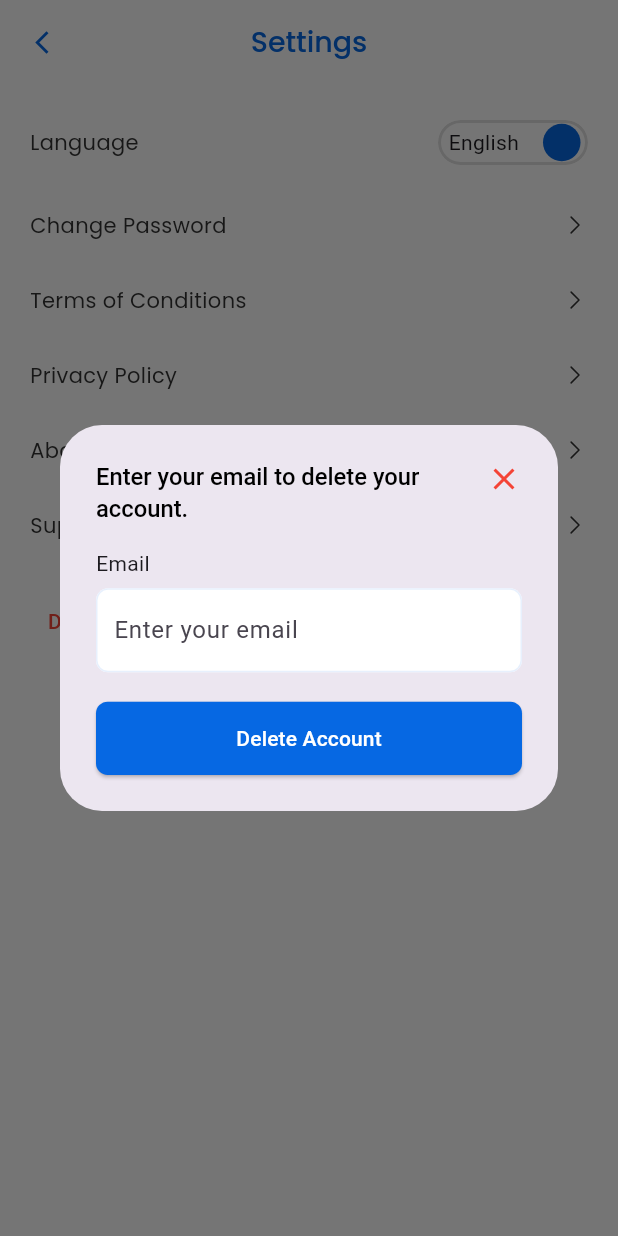
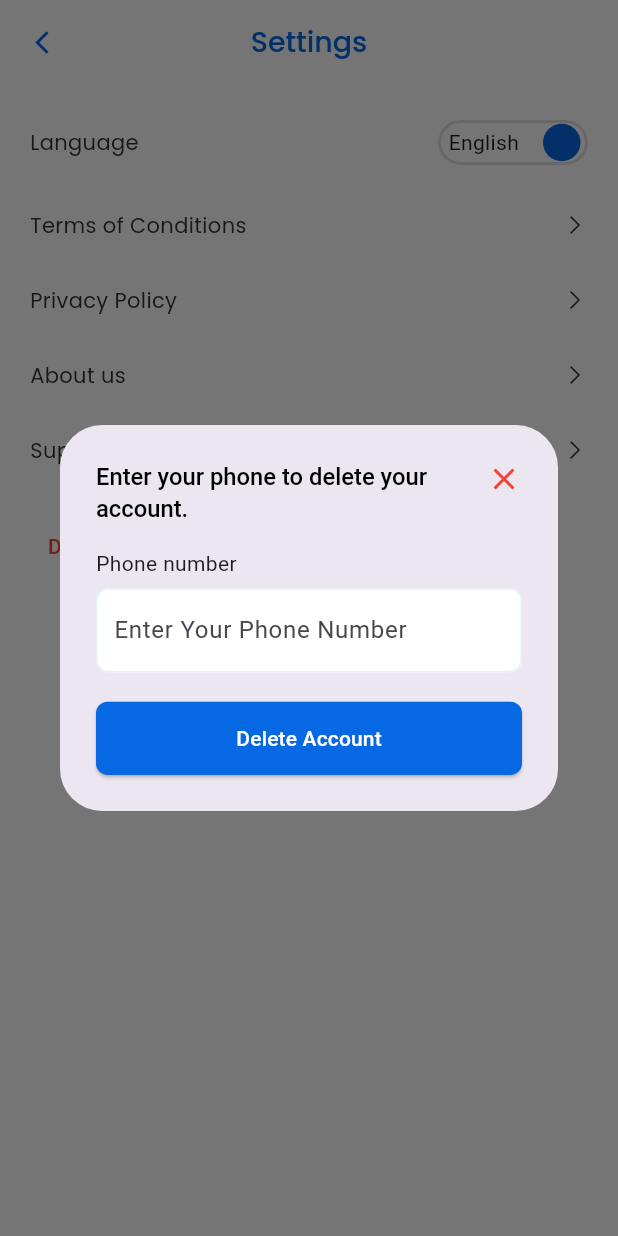
Before and after one commit to bdCalling-Sdt-hub/find_worker, a Flutter app: the SettingScreen screen opened by its route, after a tap on "Delete Account", on a phone screen of 412 x 824 dp. Run offline on Flutter 3.47's test engine with Material 3 defaults, Android fonts, the phone set to English and light mode, and no system bars; our stand-ins replace cached_network_image, cloud_firestore, connectivity_plus, country_code_picker, firebase_auth, firebase_core and 21 more; missing offline and left inert: app_settings, dart:ffi; accounts and stored records are empty; project files that could hold a hidden picture were left out.

Commit message:
bug fixed

```diff
--- a/assets/language/ar.json
+++ b/assets/language/ar.json
@@ -169,7 +169,7 @@
   "Offline": "غير متصل على الانترنت",
   "PleaseConnectToTheInternet": "الرجاء الاتصال بالإنترنت",
   "Delete Account": "حذف الحساب",
-  "Enter your email to delete your account.": "أدخل بريدك الإلكتروني لحذف حسابك.",
+  "Enter your phone number to delete your account.": "أدخل رقم هاتفك لحذف حسابك.",
   "The account has been deleted": "تم حذف الحساب",
   "Oops, user not found!": "عفوًا، لم يتم العثور على المستخدم!",
   "Hired Successful": "تم التوظيف بنجاح",
--- a/assets/language/en.json
+++ b/assets/language/en.json
@@ -171,7 +171,7 @@
  "Offline": "Offline",
  "PleaseConnectToTheInternet": "Please Connect to the Internet",
  "Delete Account": "Delete Account",
- "Enter your email to delete your account.": "Enter your email to delete your account.",
+ "Enter your phone number to delete your account.": "Enter your phone to delete your account.",
  "The account has been deleted": "The account has been deleted",
  "Oops, user not found!": "Oops, user not found!",
  "Hired Successful": "Hired Successful",
--- a/lib/utils/app_strings.dart
+++ b/lib/utils/app_strings.dart
@@ -27,7 +27,7 @@ class AppStrings {
   static const String male = "Male";
   static const String female = "Female";
   static const String others = "Others";
-  static const String phoneNumber = "Phone Number";
+  static const String phoneNumber = "Phone number";
   static const String address = "Address";
   static const String enterYourAddress = "Enter your address";
   static const String serviceType = "Service Type";
--- a/lib/view/screens/service_provider/sp_service_details/Controller/edit_service _controller.dart
+++ b/lib/view/screens/service_provider/sp_service_details/Controller/edit_service _controller.dart
@@ -83,7 +83,8 @@ class EditServiceController extends GetxController{
                 location: addressTextCtrl.text,
                 providerUid:model.providerUid,
                 description:descriptionTextCtrl.text,
-                  options: selectedOption.value
+                  options: selectedOption.value,
+              createAt: model.createAt
             );
             await firebaseStorage.collection(AppConstants.services).doc(model.id).update(body.toJson());
             await serviceController.getService();
--- a/lib/view/screens/user/settings/settings/settings_screen.dart
+++ b/lib/view/screens/user/settings/settings/settings_screen.dart
@@ -187,27 +187,27 @@ class _SettingScreenState extends State<SettingScreen> {
                       //Customized
                     ],
                   ),
-                  const SizedBox(height: 30,),
-                  GestureDetector(
-                    onTap: (){
-                      Get.toNamed(AppRoute.changePasswordScreen);
-                    },
-                    child:    Row(
-                      mainAxisAlignment: MainAxisAlignment.spaceBetween,
-                      children: [
-                        CustomText(
-                          text: AppStrings.changePassword.tr,
-                          fontSize: 14,
-                          fontWeight: FontWeight.w400,
-                          color: AppColors.black_100,
-                        ),
-                        CustomImage(imageSrc: AppIcons.chevronRight,
-                          size: 18,
-                          imageType: ImageType.svg,
-                          imageColor: AppColors.black_100,
-                        )
-                      ],
-                    ),),
+                  // const SizedBox(height: 30,),
+                  // GestureDetector(
+                  //   onTap: (){
+                  //     Get.toNamed(AppRoute.changePasswordScreen);
+                  //   },
+                  //   child:    Row(
+                  //     mainAxisAlignment: MainAxisAlignment.spaceBetween,
+                  //     children: [
+                  //       CustomText(
+                  //         text: AppStrings.changePassword.tr,
+                  //         fontSize: 14,
+                  //         fontWeight: FontWeight.w400,
+                  //         color: AppColors.black_100,
+                  //       ),
+                  //       CustomImage(imageSrc: AppIcons.chevronRight,
+                  //         size: 18,
+                  //         imageType: ImageType.svg,
+                  //         imageColor: AppColors.black_100,
+                  //       )
+                  //     ],
+                  //   ),),
                   const SizedBox(height: 30,),
                   GestureDetector(
                     onTap: (){
--- a/lib/view/screens/user/user_auth/user_sign_in/user_sign_in_screen.dart
+++ b/lib/view/screens/user/user_auth/user_sign_in/user_sign_in_screen.dart
@@ -204,6 +204,7 @@ class _UserSignInState extends State<UserSignIn> {
                             //       .toString(),
                             //   userType,
                             // );
+                           // controller.verifyPhoneNumber();
 
                             controller.loginWithPhoneGenerateOTP(
                                 userType: userType, isSignIn: true);
--- a/lib/view/widgets/account_delete_dialog.dart
+++ b/lib/view/widgets/account_delete_dialog.dart
@@ -29,7 +29,7 @@ class AccountDeleteAccount extends StatelessWidget {
         crossAxisAlignment: CrossAxisAlignment.start,
         mainAxisAlignment: MainAxisAlignment.start,
         children: [
-          Expanded(child:Text("Enter your email to delete your account.".tr,style:TextStyle(fontWeight: FontWeight.w500,color: Colors.black,fontSize: 15.sp),),),
+          Expanded(child:Text("Enter your phone number to delete your account.".tr,style:TextStyle(fontWeight: FontWeight.w500,color: Colors.black,fontSize: 15.sp),),),
           InkWell(onTap:(){
             Get.back();
           }, child:Padding(
@@ -43,11 +43,11 @@ class AccountDeleteAccount extends StatelessWidget {
         mainAxisSize: MainAxisSize.min,
         crossAxisAlignment: CrossAxisAlignment.start,
         children: [
-          Text(AppStrings.email.tr),
+          Text(AppStrings.phoneNumber.tr),
           SizedBox(height: 7.h,),
           CustomTextField(
             textEditingController: _authController.accountDeleteCtrl,
-            hintText:AppStrings.enterYourEmail.tr,
+            hintText:"Enter Your Phone Number".tr,
           ),
           SizedBox(height: 20.h,),
           Obx(()=>
```
Also changed, not shown: lib/view/screens/service_provider/sp_settings/sp_setting/sp_setting_screen.dart (+4 -4 lines), lib/view/screens/user/user_auth/user_auth_controller/user_auth_controller.dart (+116 -384 lines), lib/view/screens/user/user_auth/user_otp/user_otp_screen.dart (+4 -5 lines), 3 other files.
